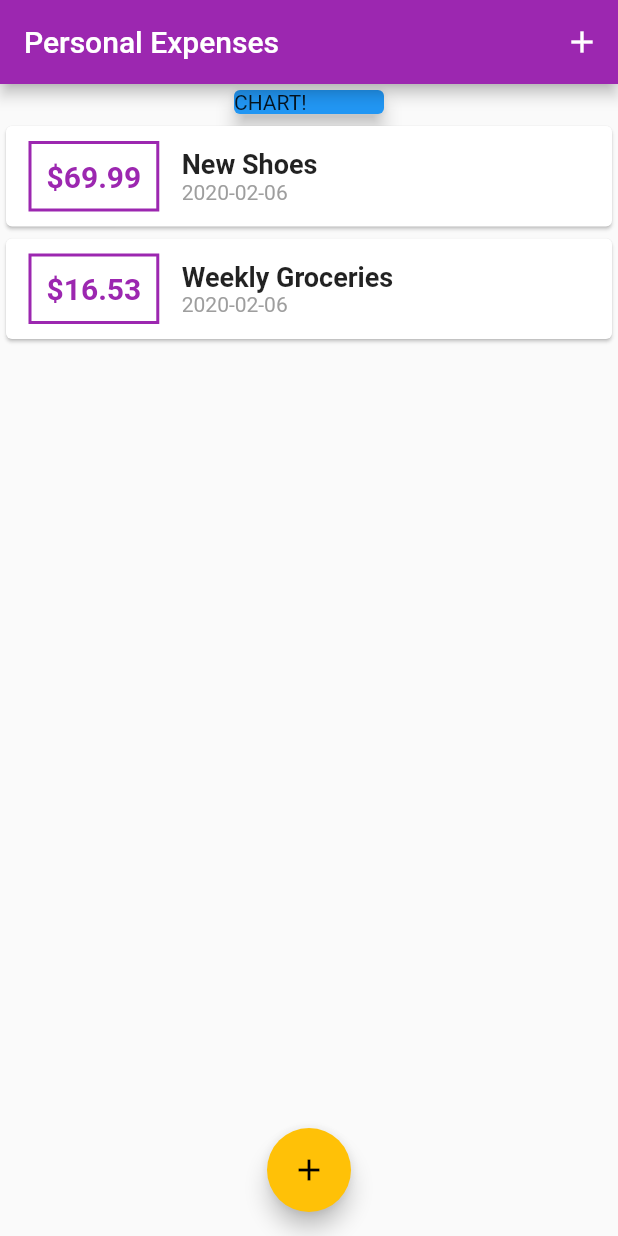
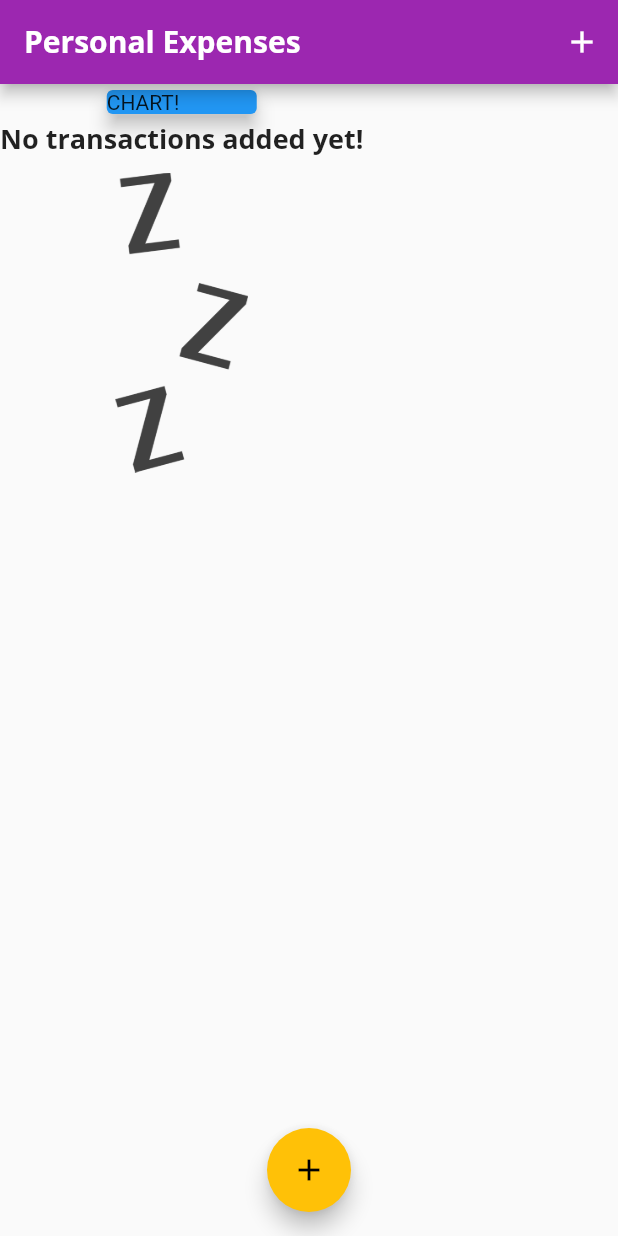
Before and after one commit to RogerParis/flutter_expense_manager, a Flutter app: the screen it shows after launch, on a phone screen of 412 x 824 dp. Run offline on Flutter 3.47's test engine with Material 2 defaults, Android fonts, the phone set to English and light mode, and no system bars.

Commit message:
adds layout for when list empty

```diff
--- a/lib/main.dart
+++ b/lib/main.dart
@@ -9,10 +9,23 @@ class MyApp extends StatelessWidget {
   @override
   Widget build(BuildContext context) {
     return MaterialApp(
-      title: 'Personal Expenses',
-      home: MyHomePage(),
-      theme: ThemeData(primarySwatch: Colors.purple, accentColor: Colors.amber),
-    );
+        title: 'Personal Expenses',
+        home: MyHomePage(),
+        theme: ThemeData(
+            primarySwatch: Colors.purple,
+            accentColor: Colors.amber,
+            fontFamily: 'Quicksand',
+            textTheme: ThemeData.light().textTheme.copyWith(
+                title: TextStyle(
+                    fontFamily: 'OpenSans',
+                    fontSize: 18,
+                    fontWeight: FontWeight.bold)),
+            appBarTheme: AppBarTheme(
+                textTheme: ThemeData.light().textTheme.copyWith(
+                    title: TextStyle(
+                        fontFamily: 'OpenSans',
+                        fontSize: 20,
+                        fontWeight: FontWeight.bold)))));
   }
 }
 
@@ -23,13 +36,13 @@ class MyHomePage extends StatefulWidget {
 
 class _MyHomePageState extends State<MyHomePage> {
   final List<Transaction> _userTransactions = [
-    Transaction(
-        id: 't1', title: 'New Shoes', amount: 69.99, date: DateTime.now()),
-    Transaction(
-        id: 't2',
-        title: 'Weekly Groceries',
-        amount: 16.53,
-        date: DateTime.now())
+    // Transaction(
+    //     id: 't1', title: 'New Shoes', amount: 69.99, date: DateTime.now()),
+    // Transaction(
+    //     id: 't2',
+    //     title: 'Weekly Groceries',
+    //     amount: 16.53,
+    //     date: DateTime.now())
   ];
 
   void _addNewTransaction(String txTitle, double txAmount) {
@@ -60,7 +73,9 @@ class _MyHomePageState extends State<MyHomePage> {
   Widget build(BuildContext context) {
     return Scaffold(
         appBar: AppBar(
-          title: Text('Personal Expenses'),
+          title: Text(
+            'Personal Expenses',
+          ),
           actions: <Widget>[
             IconButton(
               icon: Icon(Icons.add),
--- a/lib/widgets/transaction_list.dart
+++ b/lib/widgets/transaction_list.dart
@@ -11,16 +11,37 @@ class TransactionList extends StatelessWidget {
   Widget build(BuildContext context) {
     return Container(
       height: 300,
-      child: ListView.builder(
+      child: transactions.isEmpty
+          ? Column(
+              children: <Widget>[
+                Text(
+                  'No transactions added yet!',
+                  style: Theme.of(context).textTheme.title,
+                ),
+                SizedBox(
+                  height: 10,
+                ),
+                Container(
+                  height: 200,
+                  child: Image.asset(
+                    'assets/images/waiting.png',
+                    fit: BoxFit.cover,
+                  ),
+                )
+              ],
+            )
+          : ListView.builder(
               itemBuilder: (ctx, index) {
                 return Card(
                   child: Row(
                     children: <Widget>[
                       Container(
-                  margin: EdgeInsets.symmetric(vertical: 10, horizontal: 15),
+                        margin:
+                            EdgeInsets.symmetric(vertical: 10, horizontal: 15),
                         decoration: BoxDecoration(
                             border: Border.all(
-                          color: Theme.of(context).primaryColor, width: 2)),
+                                color: Theme.of(context).primaryColor,
+                                width: 2)),
                         padding: EdgeInsets.all(10),
                         child: Text(
                           '\$${transactions[index].amount.toStringAsFixed(2)}',
@@ -35,11 +56,11 @@ class TransactionList extends StatelessWidget {
                         children: <Widget>[
                           Text(
                             transactions[index].title,
-                      style:
-                          TextStyle(fontSize: 18, fontWeight: FontWeight.bold),
+                            style: Theme.of(context).textTheme.title,
                           ),
                           Text(
-                      DateFormat('yyyy-MM-dd').format(transactions[index].date),
+                            DateFormat('yyyy-MM-dd')
+                                .format(transactions[index].date),
                             style: TextStyle(color: Colors.grey),
                           )
                         ],
```
Also changed, not shown: pubspec.yaml (+13 -13 lines), assets/fonts/OpenSans-Bold.ttf (added), assets/fonts/OpenSans-Regular.ttf (added), assets/fonts/Quicksand-Bold.ttf (added), assets/fonts/Quicksand-Light.ttf (added), assets/fonts/Quicksand-Medium.ttf (added), assets/fonts/Quicksand-Regular.ttf (added), assets/images/waiting.png (added). Lines whose indentation alone changed are shown as unchanged.
